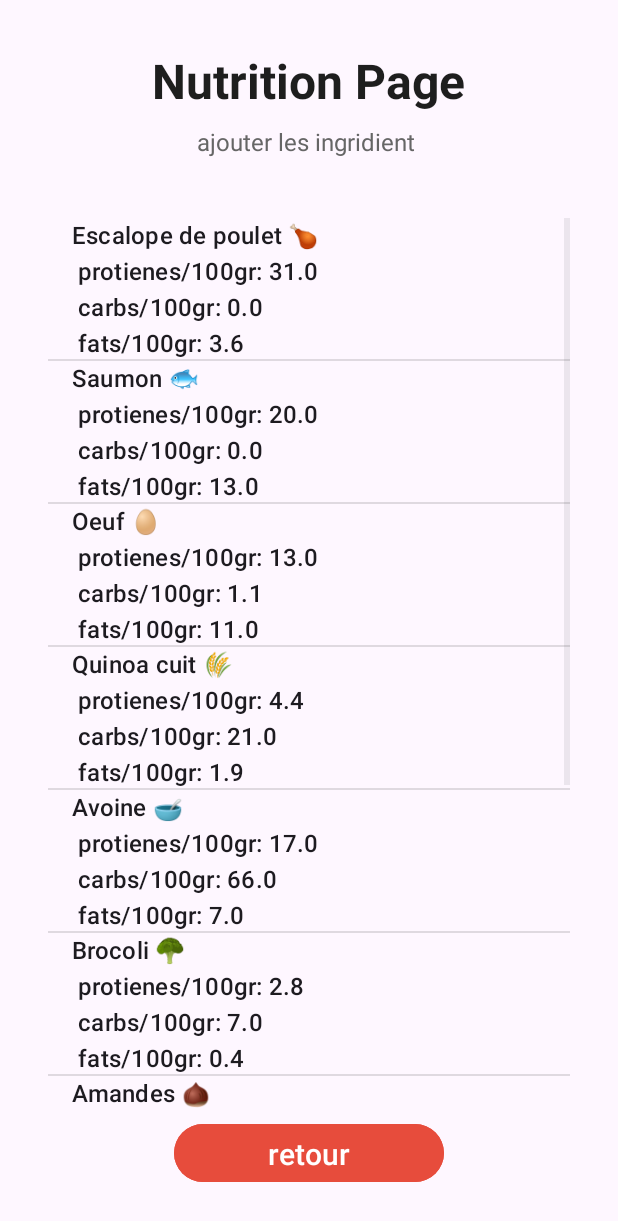
After one commit to Rayen-hash/-fitness_app_project, an Android app: the ingridientActivity screen opened directly, with no data from a screen before it, on a phone screen of 412 x 824 dp. The commit adds this screen. Shown: the top 1221 px of the screen. Run offline under Robolectric (Android 15) with nearby library versions, the phone set to English and light mode, and no system bars.

Commit message:
tache nutrition presque complete

```diff
--- a/app/src/main/AndroidManifest.xml
+++ b/app/src/main/AndroidManifest.xml
@@ -11,6 +11,9 @@
         android:roundIcon="@mipmap/ic_launcher_round"
         android:supportsRtl="true"
         android:theme="@style/Theme.Login_signup">
+        <activity
+            android:name=".Activity.Sprint2.ingridientActivity"
+            android:exported="false" />
         <activity
             android:name=".Activity.ProfilActivity"
             android:exported="false" />
--- /dev/null
+++ b/app/src/main/java/com/example/login_signup/Activity/Sprint2/ingridientActivity.java
@@ -0,0 +1,103 @@
+package com.example.login_signup.Activity.Sprint2;
+
+import android.content.Intent;
+import android.database.Cursor;
+import android.os.Bundle;
+import android.text.InputType;
+import android.widget.ArrayAdapter;
+import android.widget.Button;
+import android.widget.EditText;
+import android.widget.ListView;
+
+import androidx.activity.EdgeToEdge;
+import androidx.appcompat.app.AlertDialog;
+import androidx.appcompat.app.AppCompatActivity;
+
+import com.example.login_signup.Database.Database;
+import com.example.login_signup.R;
+
+import java.util.ArrayList;
+
+public class ingridientActivity extends AppCompatActivity {
+    ListView listeIngridients;
+    Button btnretour;
+    Database db;
+    ArrayList<Integer> ingridientIds = new ArrayList<>();
+    ArrayList<String> ingridientlist = new ArrayList<>();
+
+    public static ArrayList<Integer> historiqueIngridientsIds = new ArrayList<>();
+    public static ArrayList<Integer> historiqueQauntite = new ArrayList<>();
+
+    @Override
+    protected void onCreate(Bundle savedInstanceState) {
+        super.onCreate(savedInstanceState);
+        EdgeToEdge.enable(this);
+        setContentView(R.layout.nutrition_activity);
+        db = new Database(this);
+        btnretour = findViewById(R.id.btnretour);
+
+        listeIngridients = findViewById(R.id.listeIngridients);
+
+
+
+        Cursor cursor = db.getAllIngridients();
+
+        if (cursor != null && cursor.moveToFirst()) {
+            do {
+                int id = cursor.getInt(cursor.getColumnIndexOrThrow("ID"));
+                String nom = cursor.getString(cursor.getColumnIndexOrThrow("NOM"));
+                float prot = cursor.getFloat(cursor.getColumnIndexOrThrow("PROTEINES"));
+                float carb = cursor.getFloat(cursor.getColumnIndexOrThrow("CARBS"));
+                float fat = cursor.getFloat(cursor.getColumnIndexOrThrow("FATS"));
+
+                ingridientIds.add(id);
+                ingridientlist.add(nom + "\n protienes/100gr: " + prot + "\n carbs/100gr: " + carb + "\n fats/100gr: "+ fat);
+            } while (cursor.moveToNext());
+        }
+        if (cursor != null) cursor.close();
+
+        ArrayAdapter<String> adapter = new ArrayAdapter<>(
+                this,
+                android.R.layout.simple_list_item_1,
+                ingridientlist
+        );
+        listeIngridients.setAdapter(adapter);
+        // Lorsque l'utilisateur clique sur un exercice
+        listeIngridients.setOnItemClickListener((parent, view, position, id) -> {
+            int exerciceId = ingridientIds.get(position);
+
+            AlertDialog.Builder dialog = new AlertDialog.Builder(ingridientActivity.this);
+            dialog.setTitle("Entrer la quantité (en gr)");
+
+            final EditText input = new EditText(ingridientActivity.this);
+            input.setHint("quantité en gr");
+            input.setInputType(InputType.TYPE_CLASS_NUMBER);
+            dialog.setView(input);
+
+            dialog.setPositiveButton("Valider", (d, which) -> {
+                String quantitynumb = input.getText().toString().trim();
+                if (quantitynumb.isEmpty()) return;
+
+                int quantity = Integer.parseInt(quantitynumb);
+
+                // Ajouter dans la liste statique
+                historiqueIngridientsIds.add(exerciceId);
+                historiqueQauntite.add(quantity);
+
+                // Aller à l'accueil
+                Intent intent = new Intent(ingridientActivity.this, AccueilActivity.class);
+                startActivity(intent);
+            });
+
+            dialog.setNegativeButton("Annuler", null);
+            dialog.show();
+        });
+
+        btnretour.setOnClickListener(v -> {
+            Intent intent = new Intent(ingridientActivity.this, AccueilActivity.class);
+            startActivity(intent);
+        });
+        }
+
+
+}
--- /dev/null
+++ b/app/src/main/res/layout/nutrition_activity.xml
@@ -0,0 +1,51 @@
+<?xml version="1.0" encoding="utf-8"?>
+<androidx.constraintlayout.widget.ConstraintLayout xmlns:android="http://schemas.android.com/apk/res/android"
+    xmlns:app="http://schemas.android.com/apk/res-auto"
+    android:layout_width="match_parent"
+    android:layout_height="match_parent">
+
+    <LinearLayout
+        android:layout_width="match_parent"
+        android:layout_height="wrap_content"
+        android:orientation="vertical"
+        android:padding="32dp"
+        android:gravity="center_horizontal"
+
+        app:layout_constraintTop_toTopOf="parent"
+        app:layout_constraintStart_toStartOf="parent"
+        app:layout_constraintEnd_toEndOf="parent">
+
+        <!-- Titre -->
+        <TextView
+            android:layout_width="wrap_content"
+            android:layout_height="wrap_content"
+            android:text="Nutrition Page"
+            android:textStyle="bold"
+            android:textSize="32sp"
+            android:textColor="#1E1E1E"
+            android:paddingBottom="8dp"/>
+
+        <!-- Sous-titre -->
+        <TextView
+            android:layout_width="wrap_content"
+            android:layout_height="wrap_content"
+            android:text="ajouter les ingridient "
+            android:textSize="16sp"
+            android:textColor="#666"
+            android:paddingBottom="40dp"/>
+
+        <ListView
+            android:id="@+id/listeIngridients"
+            android:layout_width="match_parent"
+            android:layout_height="600dp"/>
+
+        <Button
+            android:id="@+id/btnretour"
+            android:layout_width="180dp"
+            android:layout_height="wrap_content"
+            android:backgroundTint="@color/red_custom"
+            android:text="retour"
+            android:textSize="20sp"/>
+    </LinearLayout>
+
+</androidx.constraintlayout.widget.ConstraintLayout>
--- a/app/src/main/res/values/colors.xml
+++ b/app/src/main/res/values/colors.xml
@@ -11,5 +11,6 @@
     <color name="green_custom">#147345</color>
     <color name="red_custom">#E74C3C</color>
     <color name="introductioncolor">#F5F5F5</color>
+    <color name="teal_700">#018786</color>
 
 </resources>
```
Also changed, not shown: app/src/main/java/com/example/login_signup/Activity/Sprint2/AccueilActivity.java (+47 -8 lines), app/src/main/java/com/example/login_signup/Database/Database.java (+35 -1 lines), app/src/main/java/com/example/login_signup/Models/Ingridient.java (added, +23 -0 lines), app/src/main/res/layout/activity_accueil.xml (+42 -16 lines).
